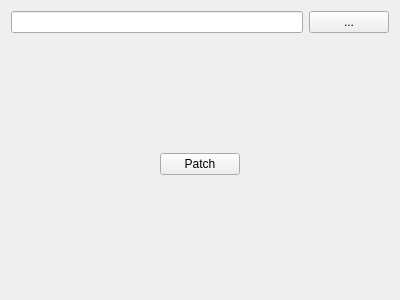
Old version of the form src/widget.ui in the repository halvors/FC2MPPatcher.
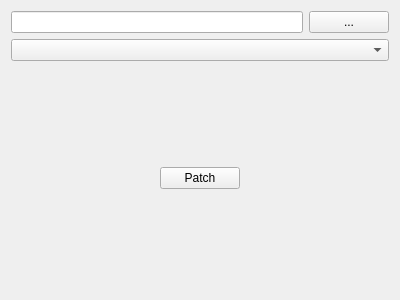
New version of the form.

Commit message: Playing around with network interfaces.

Patch:
```diff
--- a/src/widget.ui
+++ b/src/widget.ui
@@ -28,6 +28,9 @@
      </item>
     </layout>
    </item>
+   <item>
+    <widget class="QComboBox" name="comboBox"/>
+   </item>
    <item>
     <spacer name="verticalSpacer_2">
      <property name="orientation">
```
The commit also changes 2 other files.
